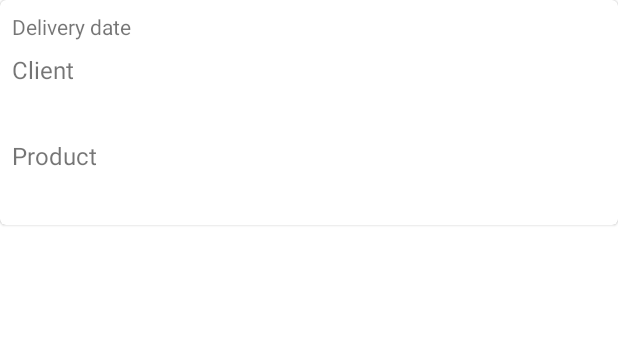
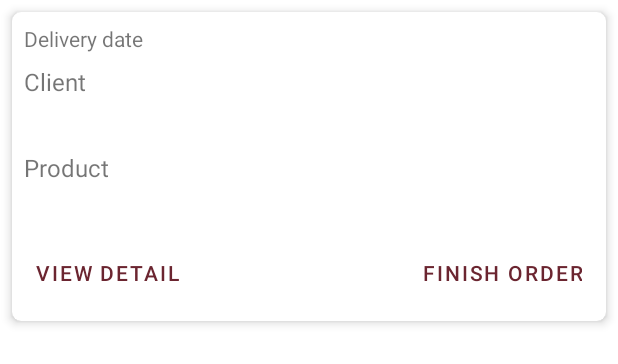
Before and after one commit to naav694/ordermanagement, an Android app: the layout item_order.xml on its own in the app's theme, with its tools: preview values and no code run, on a phone screen of 412 x 824 dp. Shown: the top 364 px of the screen. Run offline under Robolectric (Android 15) with nearby library versions, the phone set to English and light mode, and no system bars.

Commit message:
Changes: * Changed the item view and Added the fields to the OrderAdapter.kt

```diff
--- a/app/src/main/res/drawable/cardview_redondeado.xml
+++ /dev/null
@@ -1,13 +0,0 @@
-<?xml version="1.0" encoding="utf-8"?>
-<shape xmlns:android="http://schemas.android.com/apk/res/android">
-
-    <solid android:color="@android:color/white" />
-
-    <corners android:radius="20dp" />
-
-    <padding
-        android:bottom="10dp"
-        android:left="10dp"
-        android:right="10dp"
-        android:top="10dp" />
-</shape>
--- a/app/src/main/res/layout/activity_login.xml
+++ b/app/src/main/res/layout/activity_login.xml
@@ -42,7 +42,6 @@
             android:layout_marginStart="16dp"
             android:layout_marginTop="16dp"
             android:layout_marginEnd="16dp"
-            android:background="@drawable/layout_redondeado"
             app:layout_constraintBottom_toTopOf="@id/btnLogin"
             app:layout_constraintEnd_toEndOf="parent"
             app:layout_constraintStart_toStartOf="parent"
--- a/app/src/main/res/layout/item_order.xml
+++ b/app/src/main/res/layout/item_order.xml
@@ -1,9 +1,20 @@
 <?xml version="1.0" encoding="utf-8"?>
-<com.google.android.material.card.MaterialCardView xmlns:android="http://schemas.android.com/apk/res/android"
+<androidx.constraintlayout.widget.ConstraintLayout xmlns:android="http://schemas.android.com/apk/res/android"
     xmlns:app="http://schemas.android.com/apk/res-auto"
     android:layout_width="match_parent"
+    android:layout_height="wrap_content">
+
+    <com.google.android.material.card.MaterialCardView
+        style="@style/Widget.MaterialComponents.CardView"
+        android:layout_width="0dp"
         android:layout_height="wrap_content"
-    android:background="@drawable/cardview_redondeado">
+        android:layout_margin="8dp"
+        app:cardCornerRadius="6dp"
+        app:cardElevation="4dp"
+        app:layout_constraintBottom_toBottomOf="parent"
+        app:layout_constraintEnd_toEndOf="parent"
+        app:layout_constraintStart_toStartOf="parent"
+        app:layout_constraintTop_toTopOf="parent">
 
         <androidx.constraintlayout.widget.ConstraintLayout
             android:layout_width="match_parent"
@@ -34,10 +45,10 @@
                 android:layout_width="24dp"
                 android:layout_height="24dp"
                 android:layout_marginEnd="8dp"
+                android:contentDescription="@string/order_status"
                 app:layout_constraintBottom_toBottomOf="@id/textDeliveryDate"
                 app:layout_constraintEnd_toEndOf="parent"
-            app:layout_constraintTop_toTopOf="@id/textDeliveryDate"
-            android:contentDescription="@string/order_status" />
+                app:layout_constraintTop_toTopOf="@id/textDeliveryDate" />
 
             <TextView
                 android:id="@+id/titleClient"
@@ -87,7 +98,6 @@
                 android:layout_marginTop="8dp"
                 android:layout_marginEnd="8dp"
                 android:layout_marginBottom="8dp"
-            app:layout_constraintBottom_toBottomOf="parent"
                 app:layout_constraintEnd_toStartOf="@id/textPrice"
                 app:layout_constraintStart_toStartOf="@id/titleProduct"
                 app:layout_constraintTop_toBottomOf="@id/titleProduct" />
@@ -101,7 +111,33 @@
                 app:layout_constraintTop_toTopOf="@id/textProductDesc"
                 app:layout_constraintVertical_bias="0.0" />
 
+            <com.google.android.material.button.MaterialButton
+                android:id="@+id/btnViewOrderDetail"
+                style="@style/Widget.MaterialComponents.Button.TextButton"
+                android:layout_width="wrap_content"
+                android:layout_height="wrap_content"
+                android:text="@string/view_detail"
+                app:layout_constraintBottom_toBottomOf="@id/btnFinishOrder"
+                app:layout_constraintEnd_toStartOf="@id/btnFinishOrder"
+                app:layout_constraintHorizontal_bias="0.0"
+                app:layout_constraintStart_toStartOf="@id/textProductDesc"
+                app:layout_constraintTop_toTopOf="@id/btnFinishOrder" />
+
+            <com.google.android.material.button.MaterialButton
+                android:id="@+id/btnFinishOrder"
+                style="@style/Widget.MaterialComponents.Button.TextButton"
+                android:layout_width="wrap_content"
+                android:layout_height="wrap_content"
+                android:layout_marginTop="8dp"
+                android:layout_marginBottom="8dp"
+                android:text="@string/finish_order"
+                app:layout_constraintBottom_toBottomOf="parent"
+                app:layout_constraintEnd_toEndOf="@id/textPrice"
+                app:layout_constraintTop_toBottomOf="@id/textProductDesc" />
+
 
         </androidx.constraintlayout.widget.ConstraintLayout>
 
     </com.google.android.material.card.MaterialCardView>
+
+</androidx.constraintlayout.widget.ConstraintLayout>
--- a/app/src/main/res/values/strings.xml
+++ b/app/src/main/res/values/strings.xml
@@ -38,4 +38,6 @@
     <string name="customer_address">Customer Address</string>
     <string name="customer_phone_number">Customer Phone Number</string>
     <string name="delivery_hour">Delivery hour</string>
+    <string name="view_detail">View Detail</string>
+    <string name="finish_order">Finish order</string>
 </resources>
```
Also changed, not shown: app/src/main/java/mx/rokegcode/ordermanagement/view/adapter/OrderAdapter.kt (+21 -1 lines), app/src/main/res/drawable/layout_redondeado.xml (deleted, +0 -10 lines). Lines whose indentation alone changed are shown as unchanged.
